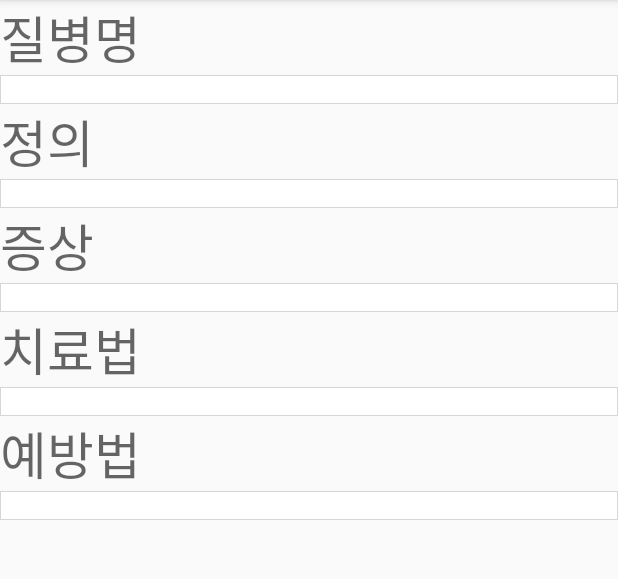
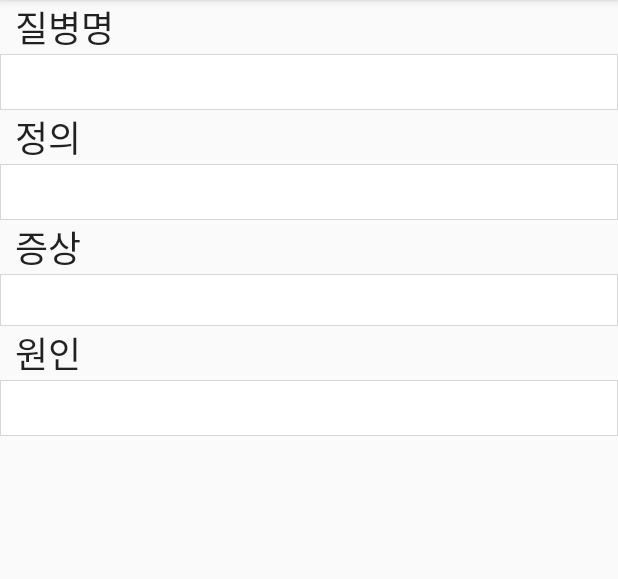
Before and after one commit to TakoJ/priend, an Android app: the disease_detail screen opened directly, with no data from a screen before it, on a phone screen of 412 x 824 dp, the part 84-663 px from its top. Run offline under Robolectric (Android 15) with nearby library versions, the phone set to English and light mode, and no system bars; our stand-ins replace Firebase (no records; nobody signed in at launch, a user with empty details on screens opened directly).

Commit message:
질병명 검색 구현

```diff
--- a/app/src/main/AndroidManifest.xml
+++ b/app/src/main/AndroidManifest.xml
@@ -24,7 +24,6 @@
         <activity android:name=".MainActivity">
             <intent-filter>
                 <action android:name="android.intent.action.MAIN" />
-
                 <category android:name="android.intent.category.LAUNCHER" />
             </intent-filter>
         </activity>
--- a/app/src/main/java/com/example/management/disease_detail.java
+++ b/app/src/main/java/com/example/management/disease_detail.java
@@ -1,7 +1,15 @@
 package com.example.management;
 
+import android.content.Intent;
+import android.os.Bundle;
 import android.support.v7.app.AppCompatActivity;
-import android.os.Bundle;
+import android.widget.TextView;
+
+import com.google.firebase.database.DataSnapshot;
+import com.google.firebase.database.DatabaseError;
+import com.google.firebase.database.DatabaseReference;
+import com.google.firebase.database.FirebaseDatabase;
+import com.google.firebase.database.ValueEventListener;
 
 public class disease_detail extends AppCompatActivity {
 
@@ -9,5 +17,79 @@ public class disease_detail extends AppCompatActivity {
     protected void onCreate(Bundle savedInstanceState) {
         super.onCreate(savedInstanceState);
         setContentView(R.layout.activity_disease_detail);
+
+        TextView name = (TextView) findViewById(R.id.disease_name);
+        final TextView define = (TextView) findViewById(R.id.define);
+        final TextView condition = (TextView) findViewById(R.id.condition);
+        final TextView cause = (TextView) findViewById(R.id.cause);
+
+        Intent intent = getIntent();
+        name.setText(intent.getStringExtra("name"));
+
+        final String names = name.getText().toString();
+
+
+        for (int i = 1; i < 40; i++) {
+            final String num = Integer.toString(i);
+            FirebaseDatabase database = FirebaseDatabase.getInstance();
+            final DatabaseReference myRef = database.getReference().child("diseases").child(num);
+
+            myRef.child("diease_name").addListenerForSingleValueEvent(new ValueEventListener() {
+                @Override
+                public void onDataChange(DataSnapshot dataSnapshot) {
+                    if (dataSnapshot.exists()) {
+                        String disease_name = dataSnapshot.getValue().toString();
+                        if(disease_name.equals(names)){
+                            myRef.child("define").addListenerForSingleValueEvent(new ValueEventListener() {
+                                @Override
+                                public void onDataChange(DataSnapshot dataSnapshot) {
+                                    String disease_define = dataSnapshot.getValue().toString();
+                                    define.setText(disease_define);
+                                }
+
+                                @Override
+                                public void onCancelled(DatabaseError databaseError) {
+
+                                }
+                            });
+                            myRef.child("condition").addListenerForSingleValueEvent(new ValueEventListener() {
+                                @Override
+                                public void onDataChange(DataSnapshot dataSnapshot) {
+                                    String disease_condition1 = dataSnapshot.getValue().toString();
+                                    String disease_condition2 = disease_condition1.replace("[","");
+                                    String disease_condition3 = disease_condition2.replace("],","\n");
+                                    String disease_condition = disease_condition3.replace("]]","");
+                                    condition.setText(disease_condition);
+                                }
+
+                                @Override
+                                public void onCancelled(DatabaseError databaseError) {
+
+                                }
+                            });
+                            myRef.child("cause").addListenerForSingleValueEvent(new ValueEventListener() {
+                                @Override
+                                public void onDataChange(DataSnapshot dataSnapshot) {
+                                    String disease_cause = dataSnapshot.getValue().toString();
+                                    cause.setText(disease_cause);
+                                }
+
+                                @Override
+                                public void onCancelled(DatabaseError databaseError) {
+
+                                }
+                            });
+
+                            return;
+                        };
+                    }
+                }
+
+                @Override
+                public void onCancelled(DatabaseError databaseError) {
+
+                }
+            });
+        }
     }
 }
--- a/app/src/main/java/com/example/management/disease_listActivity.java
+++ b/app/src/main/java/com/example/management/disease_listActivity.java
@@ -9,5 +9,6 @@ public class disease_listActivity extends AppCompatActivity {
     protected void onCreate(Bundle savedInstanceState) {
         super.onCreate(savedInstanceState);
         setContentView(R.layout.activity_disease_list);
+
     }
 }
--- a/app/src/main/res/layout/activity_disease_detail.xml
+++ b/app/src/main/res/layout/activity_disease_detail.xml
@@ -1,5 +1,5 @@
 <?xml version="1.0" encoding="utf-8"?>
-<LinearLayout xmlns:android="http://schemas.android.com/apk/res/android"
+<ScrollView xmlns:android="http://schemas.android.com/apk/res/android"
     android:layout_width="match_parent"
     android:layout_height="match_parent"
     android:orientation="vertical">
@@ -10,15 +10,17 @@
 
         <TextView
             android:id="@+id/dn"
-            android:layout_width="wrap_content"
+            android:layout_width="70dp"
             android:layout_height="wrap_content"
             android:layout_alignParentLeft="true"
             android:layout_alignParentStart="true"
             android:layout_alignParentTop="true"
             android:ems="3"
             android:inputType="textPersonName"
+            android:layout_marginLeft="10dp"
             android:text="질병명"
-            android:textAppearance="@style/TextAppearance.AppCompat.Display1" />
+            android:textAppearance="@style/TextAppearance.AppCompat.Body1"
+            android:textSize="24sp" />
 
         <TextView
             android:id="@+id/disease_name"
@@ -29,24 +31,27 @@
             android:layout_alignParentRight="true"
             android:layout_alignParentStart="true"
             android:layout_below="@+id/dn"
+            android:background="@drawable/border_allborder"
             android:ems="10"
             android:inputType="textMultiLine"
-            android:background="@drawable/border_allborder"
-            android:textAppearance="@style/TextAppearance.AppCompat.Body1" />
+            android:textAppearance="@style/TextAppearance.AppCompat.Display1"
+            android:textSize="27sp" />
 
         <TextView
             android:id="@+id/def"
-            android:layout_width="wrap_content"
+            android:layout_width="70dp"
             android:layout_height="wrap_content"
             android:layout_alignEnd="@+id/dn"
             android:layout_alignParentLeft="true"
             android:layout_alignParentStart="true"
             android:layout_alignRight="@+id/dn"
             android:layout_below="@+id/disease_name"
+            android:layout_marginLeft="10dp"
             android:ems="10"
             android:inputType="textPersonName"
             android:text="정의"
-            android:textAppearance="@style/TextAppearance.AppCompat.Display1" />
+            android:textAppearance="@style/TextAppearance.AppCompat.Body1"
+            android:textSize="24sp" />
 
         <TextView
             android:id="@+id/define"
@@ -57,23 +62,27 @@
             android:layout_alignParentRight="true"
             android:layout_alignParentStart="true"
             android:layout_below="@+id/def"
+            android:background="@drawable/border_allborder"
             android:ems="10"
-            android:background="@drawable/border_allborder"
-            android:inputType="textMultiLine" />
+            android:inputType="textMultiLine"
+            android:textAppearance="@style/TextAppearance.AppCompat.Display1"
+            android:textSize="27sp" />
 
         <TextView
             android:id="@+id/con"
-            android:layout_width="wrap_content"
+            android:layout_width="70dp"
             android:layout_height="wrap_content"
             android:layout_alignEnd="@+id/def"
             android:layout_alignParentLeft="true"
             android:layout_alignParentStart="true"
             android:layout_alignRight="@+id/def"
             android:layout_below="@+id/define"
+            android:layout_marginLeft="10dp"
             android:ems="10"
             android:inputType="textPersonName"
             android:text="증상"
-            android:textAppearance="@style/TextAppearance.AppCompat.Display1" />
+            android:textAppearance="@style/TextAppearance.AppCompat.Body1"
+            android:textSize="24sp" />
 
         <TextView
             android:id="@+id/condition"
@@ -84,63 +93,42 @@
             android:layout_alignParentRight="true"
             android:layout_alignParentStart="true"
             android:layout_below="@+id/con"
+            android:background="@drawable/border_allborder"
             android:ems="10"
-            android:background="@drawable/border_allborder"
-            android:inputType="textMultiLine" />
+            android:inputType="textMultiLine"
+            android:textAppearance="@style/TextAppearance.AppCompat.Display1"
+            android:textSize="25sp" />
 
         <TextView
-            android:id="@+id/treat"
-            android:layout_width="wrap_content"
+            android:id="@+id/원인"
+            android:layout_width="70dp"
             android:layout_height="wrap_content"
             android:layout_alignEnd="@+id/con"
             android:layout_alignParentLeft="true"
             android:layout_alignParentStart="true"
             android:layout_alignRight="@+id/con"
             android:layout_below="@+id/condition"
+            android:layout_marginLeft="10dp"
             android:ems="10"
             android:inputType="textPersonName"
-            android:text="치료법"
-            android:textAppearance="@style/TextAppearance.AppCompat.Display1" />
+            android:text="원인"
+            android:textAppearance="@style/TextAppearance.AppCompat.Body1"
+            android:textSize="24sp" />
 
         <TextView
-            android:id="@+id/treatment"
+            android:id="@+id/cause"
             android:layout_width="wrap_content"
             android:layout_height="wrap_content"
             android:layout_alignParentEnd="true"
             android:layout_alignParentLeft="true"
             android:layout_alignParentRight="true"
             android:layout_alignParentStart="true"
-            android:layout_below="@+id/treat"
+            android:layout_below="@+id/원인"
+            android:background="@drawable/border_allborder"
             android:ems="10"
-            android:background="@drawable/border_allborder"
-            android:inputType="textMultiLine" />
-
-        <TextView
-            android:id="@+id/prevent"
-            android:layout_width="wrap_content"
-            android:layout_height="wrap_content"
-            android:layout_alignEnd="@+id/treat"
-            android:layout_alignParentLeft="true"
-            android:layout_alignParentStart="true"
-            android:layout_alignRight="@+id/treat"
-            android:layout_below="@+id/treatment"
-            android:ems="10"
-            android:inputType="textPersonName"
-            android:text="예방법"
-            android:textAppearance="@style/TextAppearance.AppCompat.Display1" />
-
-        <TextView
-            android:id="@+id/preventing"
-            android:layout_width="wrap_content"
-            android:layout_height="wrap_content"
-            android:layout_alignParentEnd="true"
-            android:layout_alignParentLeft="true"
-            android:layout_alignParentRight="true"
-            android:layout_alignParentStart="true"
-            android:layout_below="@+id/prevent"
-            android:ems="10"
-            android:background="@drawable/border_allborder"
-            android:inputType="textMultiLine" />
+            android:inputType="textMultiLine"
+            android:textAppearance="@style/TextAppearance.AppCompat.Display1"
+            android:textSize="27sp" />
 
     </RelativeLayout>
-</LinearLayout>
+</ScrollView>
```
Also changed, not shown: app/src/main/java/com/example/management/disease_condition.java (+4 -4 lines), app/src/main/java/com/example/management/disease_searchActivity.java (+72 -9 lines), app/src/main/res/layout/activity_disease_list.xml (+9 -7 lines), app/src/main/res/layout/activity_disease_search.xml (+14 -14 lines).
